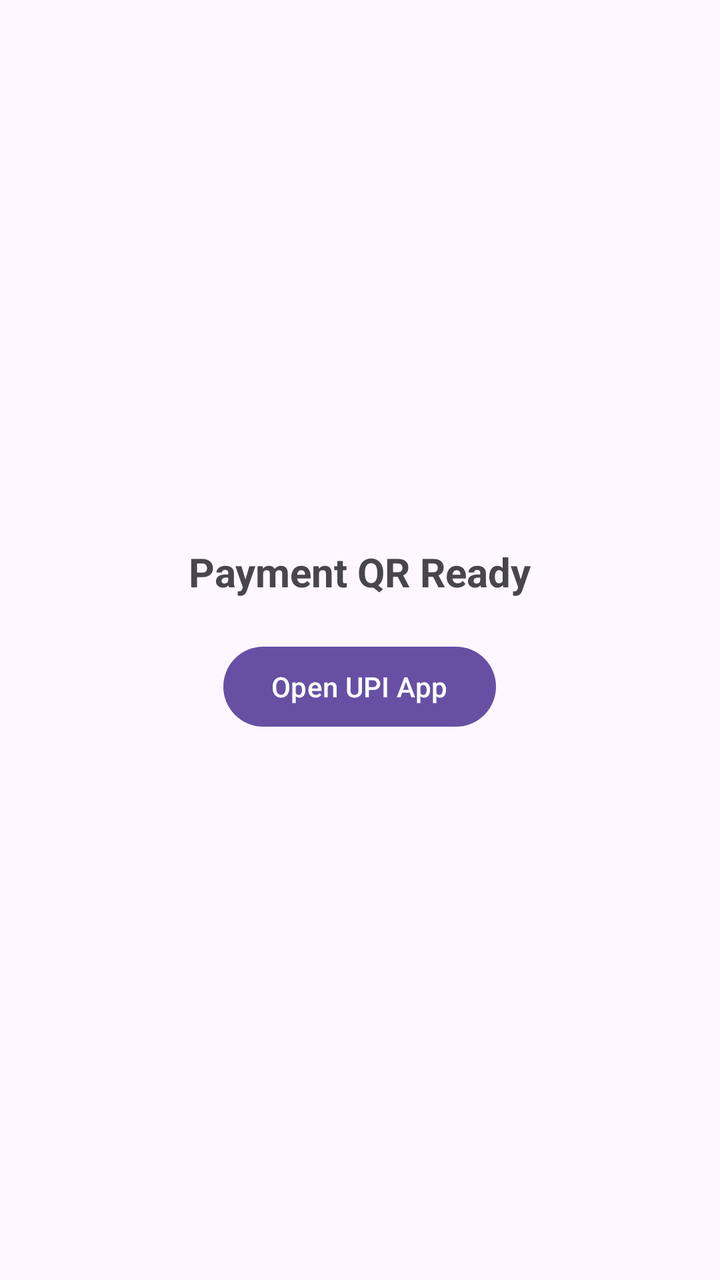
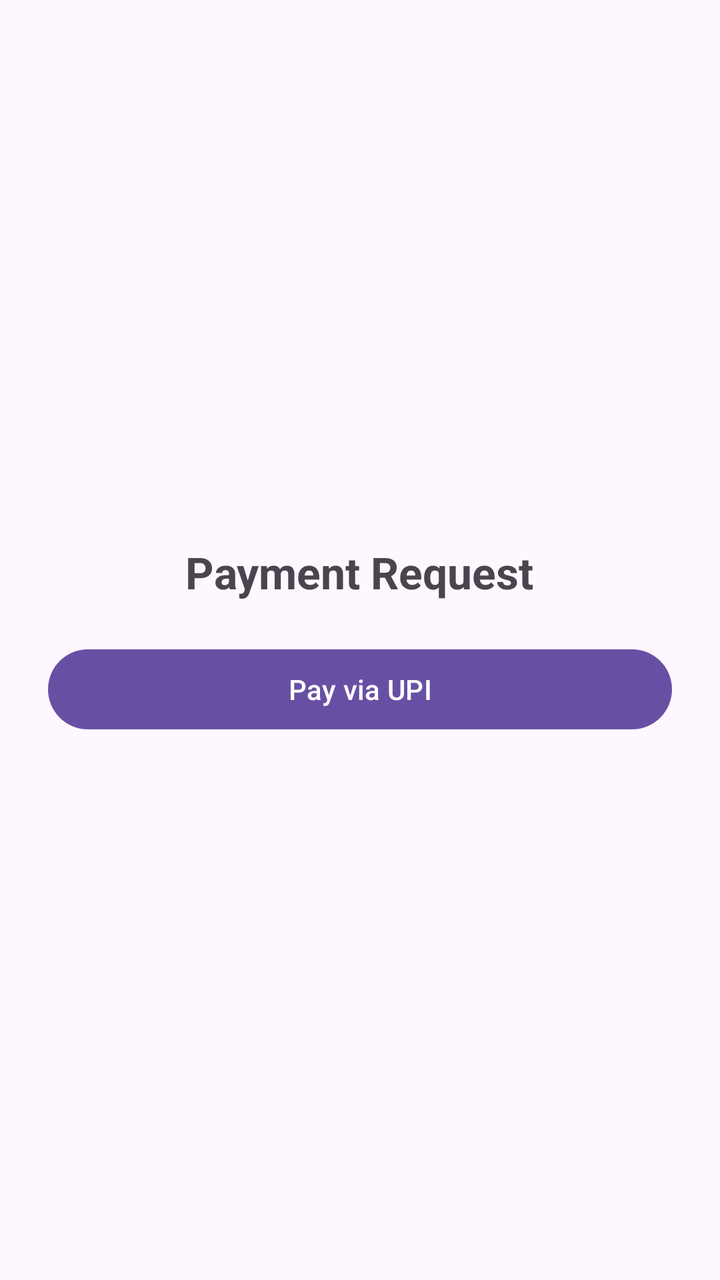

An Android layout rendered at two revisions. The XML below is the earlier revision; the diff shows what the commit changed to produce the second picture.
<!-- AndroidManifest.xml: application theme Theme.QuotationApp -->
<!-- res/layout/activity_payment_qr.xml -->
<?xml version="1.0" encoding="utf-8"?>
<LinearLayout xmlns:android="http://schemas.android.com/apk/res/android"
    android:layout_width="match_parent"
    android:layout_height="match_parent"
    android:gravity="center"
    android:orientation="vertical"
    android:padding="20dp">

    <TextView
        android:layout_width="wrap_content"
        android:layout_height="wrap_content"
        android:text="Payment QR Ready"
        android:textSize="20sp"
        android:textStyle="bold"
        android:paddingBottom="20dp"/>

    <Button
        android:id="@+id/btnOpenUPI"
        android:layout_width="wrap_content"
        android:layout_height="wrap_content"
        android:text="Open UPI App"/>
</LinearLayout>
<!-- resources referenced by this layout -->
<resources>
  <style name="Theme.QuotationApp" parent="Base.Theme.QuotationApp" />
  <style name="Base.Theme.QuotationApp" parent="Theme.Material3.DayNight.NoActionBar">
          
          
      </style>
</resources>

<!-- the commit's change to res/layout/activity_payment_qr.xml (unified diff, before → after) -->
@@ -2,21 +2,23 @@
 <LinearLayout xmlns:android="http://schemas.android.com/apk/res/android"
     android:layout_width="match_parent"
     android:layout_height="match_parent"
+    android:orientation="vertical"
     android:gravity="center"
-    android:orientation="vertical"
-    android:padding="20dp">
+    android:padding="24dp">
 
     <TextView
         android:layout_width="wrap_content"
         android:layout_height="wrap_content"
-        android:text="Payment QR Ready"
-        android:textSize="20sp"
+        android:text="Payment Request"
+        android:textSize="22sp"
         android:textStyle="bold"
-        android:paddingBottom="20dp"/>
+        android:paddingBottom="20dp" />
 
     <Button
         android:id="@+id/btnOpenUPI"
-        android:layout_width="wrap_content"
+        android:layout_width="match_parent"
         android:layout_height="wrap_content"
-        android:text="Open UPI App"/>
+        android:text="Pay via UPI"
+        android:textAllCaps="false" />
+
 </LinearLayout>
